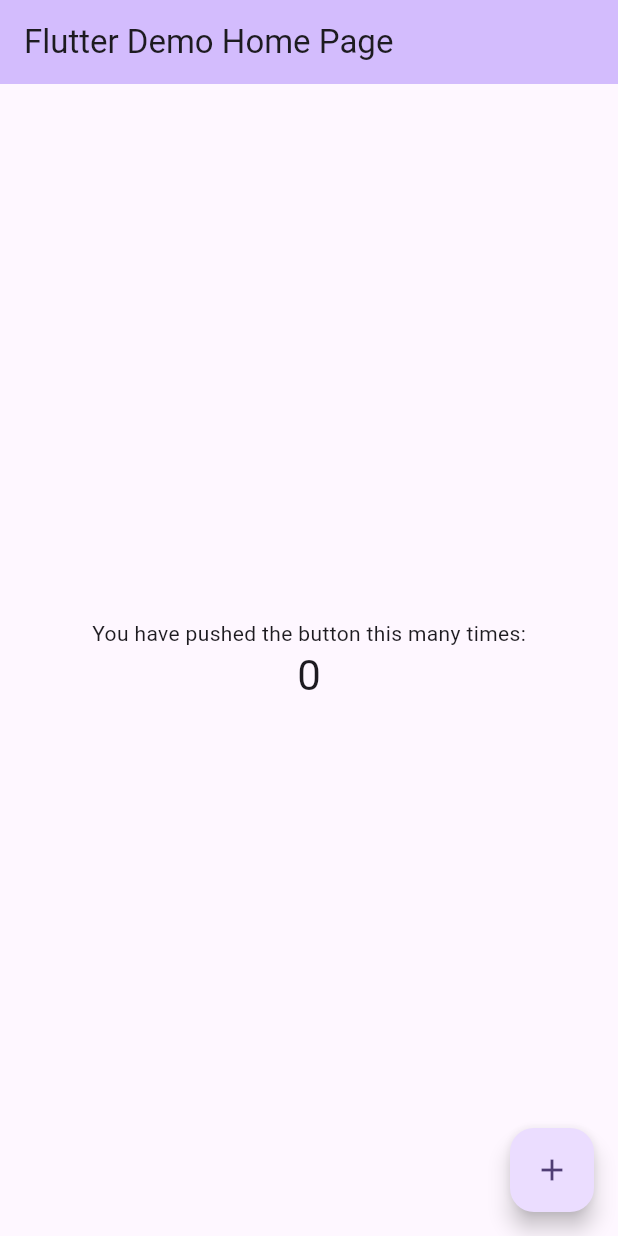
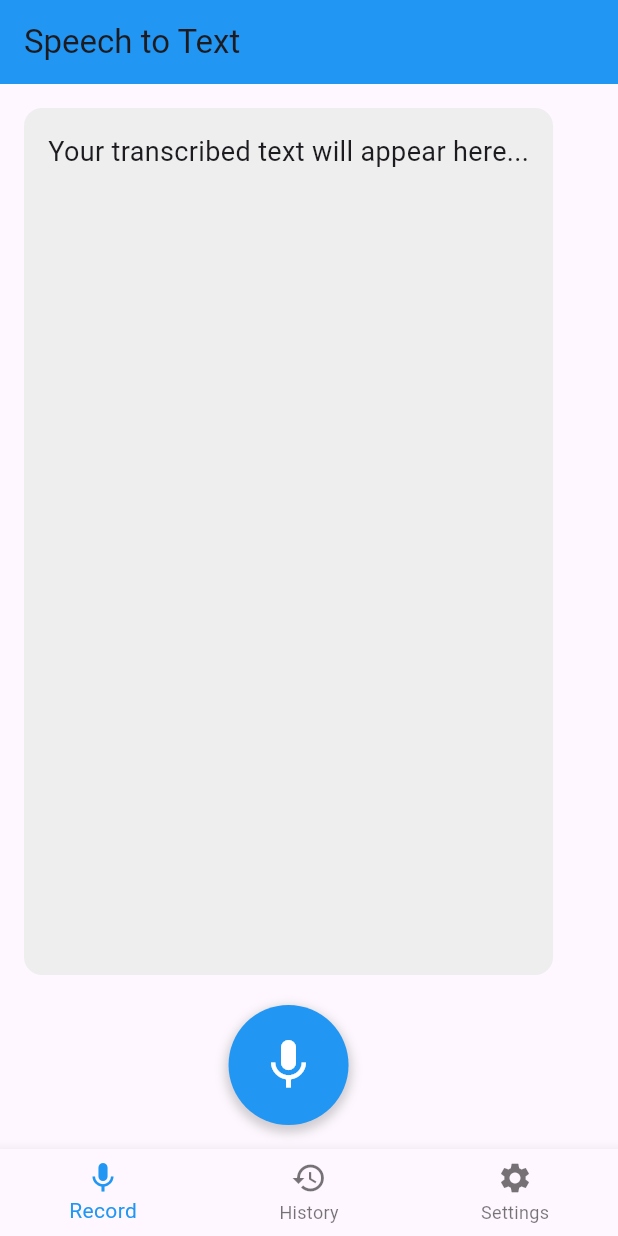
Before and after one commit to huynguyn2000/vietnamese_speech_to_text, a Flutter app: the screen it shows after launch, on a phone screen of 412 x 824 dp. Run offline on Flutter 3.47's test engine with Material 3 defaults, Android fonts, the phone set to English and light mode, and no system bars.

Commit message:
Complete simple layout

```diff
--- a/lib/main.dart
+++ b/lib/main.dart
@@ -1,125 +1,23 @@
 import 'package:flutter/material.dart';
+import 'screens/home_screen.dart';
+import 'screens/history_screen.dart';
+import 'screens/settings_screen.dart';
+import 'screens/recording_page.dart';
 
 void main() {
-  runApp(const MyApp());
+  runApp(MyApp());
 }
 
 class MyApp extends StatelessWidget {
-  const MyApp({super.key});
-
-  // This widget is the root of your application.
   @override
   Widget build(BuildContext context) {
     return MaterialApp(
-      title: 'Flutter Demo',
+      title: 'Speech to Text',
       theme: ThemeData(
-        // This is the theme of your application.
-        //
-        // TRY THIS: Try running your application with "flutter run". You'll see
-        // the application has a blue toolbar. Then, without quitting the app,
-        // try changing the seedColor in the colorScheme below to Colors.green
-        // and then invoke "hot reload" (save your changes or press the "hot
-        // reload" button in a Flutter-supported IDE, or press "r" if you used
-        // the command line to start the app).
-        //
-        // Notice that the counter didn't reset back to zero; the application
-        // state is not lost during the reload. To reset the state, use hot
-        // restart instead.
-        //
-        // This works for code too, not just values: Most code changes can be
-        // tested with just a hot reload.
-        colorScheme: ColorScheme.fromSeed(seedColor: Colors.deepPurple),
-        useMaterial3: true,
+        primarySwatch: Colors.blue,
+        visualDensity: VisualDensity.adaptivePlatformDensity,
       ),
-      home: const MyHomePage(title: 'Flutter Demo Home Page'),
+      home: HomeScreen(),
     );
   }
 }
-
-class MyHomePage extends StatefulWidget {
-  const MyHomePage({super.key, required this.title});
-
-  // This widget is the home page of your application. It is stateful, meaning
-  // that it has a State object (defined below) that contains fields that affect
-  // how it looks.
-
-  // This class is the configuration for the state. It holds the values (in this
-  // case the title) provided by the parent (in this case the App widget) and
-  // used by the build method of the State. Fields in a Widget subclass are
-  // always marked "final".
-
-  final String title;
-
-  @override
-  State<MyHomePage> createState() => _MyHomePageState();
-}
-
-class _MyHomePageState extends State<MyHomePage> {
-  int _counter = 0;
-
-  void _incrementCounter() {
-    setState(() {
-      // This call to setState tells the Flutter framework that something has
-      // changed in this State, which causes it to rerun the build method below
-      // so that the display can reflect the updated values. If we changed
-      // _counter without calling setState(), then the build method would not be
-      // called again, and so nothing would appear to happen.
-      _counter++;
-    });
-  }
-
-  @override
-  Widget build(BuildContext context) {
-    // This method is rerun every time setState is called, for instance as done
-    // by the _incrementCounter method above.
-    //
-    // The Flutter framework has been optimized to make rerunning build methods
-    // fast, so that you can just rebuild anything that needs updating rather
-    // than having to individually change instances of widgets.
-    return Scaffold(
-      appBar: AppBar(
-        // TRY THIS: Try changing the color here to a specific color (to
-        // Colors.amber, perhaps?) and trigger a hot reload to see the AppBar
-        // change color while the other colors stay the same.
-        backgroundColor: Theme.of(context).colorScheme.inversePrimary,
-        // Here we take the value from the MyHomePage object that was created by
-        // the App.build method, and use it to set our appbar title.
-        title: Text(widget.title),
-      ),
-      body: Center(
-        // Center is a layout widget. It takes a single child and positions it
-        // in the middle of the parent.
-        child: Column(
-          // Column is also a layout widget. It takes a list of children and
-          // arranges them vertically. By default, it sizes itself to fit its
-          // children horizontally, and tries to be as tall as its parent.
-          //
-          // Column has various properties to control how it sizes itself and
-          // how it positions its children. Here we use mainAxisAlignment to
-          // center the children vertically; the main axis here is the vertical
-          // axis because Columns are vertical (the cross axis would be
-          // horizontal).
-          //
-          // TRY THIS: Invoke "debug painting" (choose the "Toggle Debug Paint"
-          // action in the IDE, or press "p" in the console), to see the
-          // wireframe for each widget.
-          mainAxisAlignment: MainAxisAlignment.center,
-          children: <Widget>[
-            const Text(
-              'You have pushed the button this many times:',
-            ),
-            Text(
-              '$_counter',
-              style: Theme.of(context).textTheme.headlineMedium,
-            ),
-          ],
-        ),
-      ),
-      floatingActionButton: FloatingActionButton(
-        onPressed: _incrementCounter,
-        tooltip: 'Increment',
-        child: const Icon(Icons.add),
-      ), // This trailing comma makes auto-formatting nicer for build methods.
-    );
-  }
-}
--- /dev/null
+++ b/lib/screens/home_screen.dart
@@ -0,0 +1,60 @@
+// lib/screens/home_screen.dart
+import 'package:flutter/cupertino.dart';
+import 'package:flutter/material.dart';
+import 'package:vietnamese_speech_to_text/screens/recording_page.dart';
+import 'package:vietnamese_speech_to_text/screens/settings_screen.dart';
+
+import 'history_screen.dart';
+
+class HomeScreen extends StatefulWidget {  // Change to StatefulWidget
+  @override
+  _HomeScreenState createState() => _HomeScreenState();
+}
+
+class _HomeScreenState extends State<HomeScreen> {
+  int _selectedIndex = 0;  // Track selected tab
+
+  // Add this method to handle tab changes
+  void _onItemTapped(int index) {
+    setState(() {
+      _selectedIndex = index;
+    });
+  }
+
+  // List of pages to show
+  final List<Widget> _pages = [
+    RecordingPage(),
+    HistoryScreen(),
+    SettingsScreen(),  // Create this screen if you haven't
+  ];
+
+  @override
+  Widget build(BuildContext context) {
+    return Scaffold(
+      appBar: AppBar(
+        title: Text('Speech to Text'),
+        backgroundColor: Colors.blue,
+      ),
+      body: _pages[_selectedIndex],  // Show selected page
+      bottomNavigationBar: BottomNavigationBar(
+        items: const [
+          BottomNavigationBarItem(
+            icon: Icon(Icons.mic),
+            label: 'Record',
+          ),
+          BottomNavigationBarItem(
+            icon: Icon(Icons.history),
+            label: 'History',
+          ),
+          BottomNavigationBarItem(
+            icon: Icon(Icons.settings),
+            label: 'Settings',
+          ),
+        ],
+        currentIndex: _selectedIndex,
+        onTap: _onItemTapped,
+        selectedItemColor: Colors.blue,
+      ),
+    );
+  }
+}
--- /dev/null
+++ b/lib/screens/recording_page.dart
@@ -0,0 +1,56 @@
+// lib/screens/recording_page.dart
+import 'package:flutter/cupertino.dart';
+import 'package:flutter/material.dart';
+
+import '../widgets/record_button.dart';
+
+class RecordingPage extends StatefulWidget {
+  @override
+  _RecordingPageState createState() => _RecordingPageState();
+}
+
+class _RecordingPageState extends State<RecordingPage> {
+  bool isRecording = false;
+  String transcribedText = '';
+
+  @override
+  Widget build(BuildContext context) {
+    return Container(
+      padding: EdgeInsets.all(16.0),
+      child: Column(
+        children: [
+          // Transcription Display Area
+          Expanded(
+            child: Container(
+              padding: EdgeInsets.all(16.0),
+              decoration: BoxDecoration(
+                color: Colors.grey[200],
+                borderRadius: BorderRadius.circular(12.0),
+              ),
+              child: SingleChildScrollView(
+                child: Text(
+                  transcribedText.isEmpty ?
+                    'Your transcribed text will appear here...' :
+                    transcribedText,
+                  style: TextStyle(fontSize: 18.0),
+                ),
+              ),
+            ),
+          ),
+
+          // Recording Button
+          SizedBox(height: 20),
+          RecordButton(
+            isRecording: isRecording,
+            onTap: () {
+              setState(() {
+                isRecording = !isRecording;
+                // Add recording logic here
+              });
+            },
+          ),
+        ],
+      ),
+    );
+  }
+}
--- /dev/null
+++ b/lib/widgets/custom_bottom_nav_bar.dart
@@ -0,0 +1,29 @@
+// lib/widgets/custom_bottom_nav_bar.dart
+import 'package:flutter/cupertino.dart';
+import 'package:flutter/material.dart';
+
+class CustomBottomNavBar extends StatelessWidget {
+  @override
+  Widget build(BuildContext context) {
+    return BottomNavigationBar(
+      items: [
+        BottomNavigationBarItem(
+          icon: Icon(Icons.mic),
+          label: 'Record',
+        ),
+        BottomNavigationBarItem(
+          icon: Icon(Icons.history),
+          label: 'History',
+        ),
+        BottomNavigationBarItem(
+          icon: Icon(Icons.settings),
+          label: 'Settings',
+        ),
+      ],
+      currentIndex: 0, // You'll need to manage this with state
+      onTap: (index) {
+        // Handle navigation
+      },
+    );
+  }
+}
--- /dev/null
+++ b/lib/widgets/record_button.dart
@@ -0,0 +1,42 @@
+// lib/widgets/record_button.dart
+import 'package:flutter/cupertino.dart';
+import 'package:flutter/material.dart';
+
+class RecordButton extends StatelessWidget {
+  final bool isRecording;
+  final VoidCallback onTap;
+
+  const RecordButton({
+    Key? key,
+    required this.isRecording,
+    required this.onTap,
+  }) : super(key: key);
+
+  @override
+  Widget build(BuildContext context) {
+    return GestureDetector(
+      onTap: onTap,
+      child: Container(
+        width: 80,
+        height: 80,
+        decoration: BoxDecoration(
+          shape: BoxShape.circle,
+          color: isRecording ? Colors.red : Colors.blue,
+          boxShadow: [
+            BoxShadow(
+              color: Colors.grey.withOpacity(0.5),
+              spreadRadius: 2,
+              blurRadius: 5,
+              offset: Offset(0, 3),
+            ),
+          ],
+        ),
+        child: Icon(
+          isRecording ? Icons.stop : Icons.mic,
+          color: Colors.white,
+          size: 40,
+        ),
+      ),
+    );
+  }
+}
```
Also changed, not shown: lib/config/theme.dart (added, +21 -0 lines), lib/screens/history_screen.dart (added, +79 -0 lines), lib/screens/settings_screen.dart (added, +42 -0 lines), lib/widgets/transcription_card.dart (added, +43 -0 lines), pubspec.lock, 5 other files.
